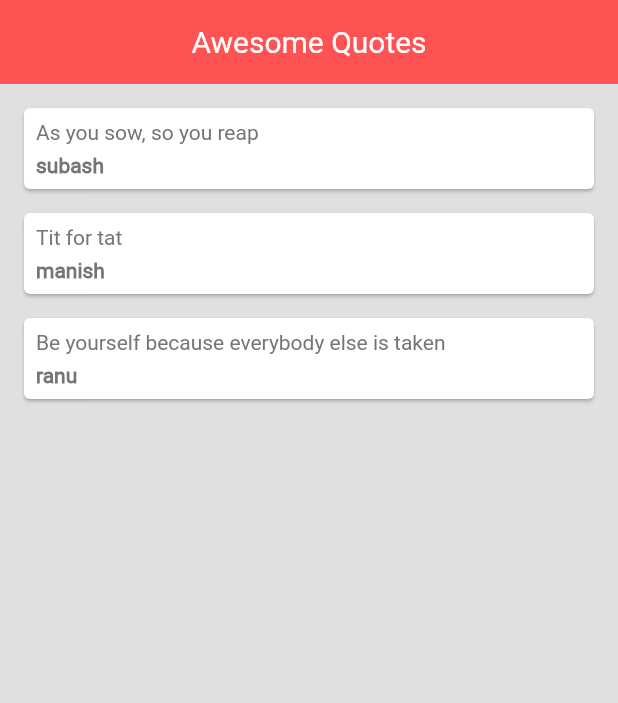
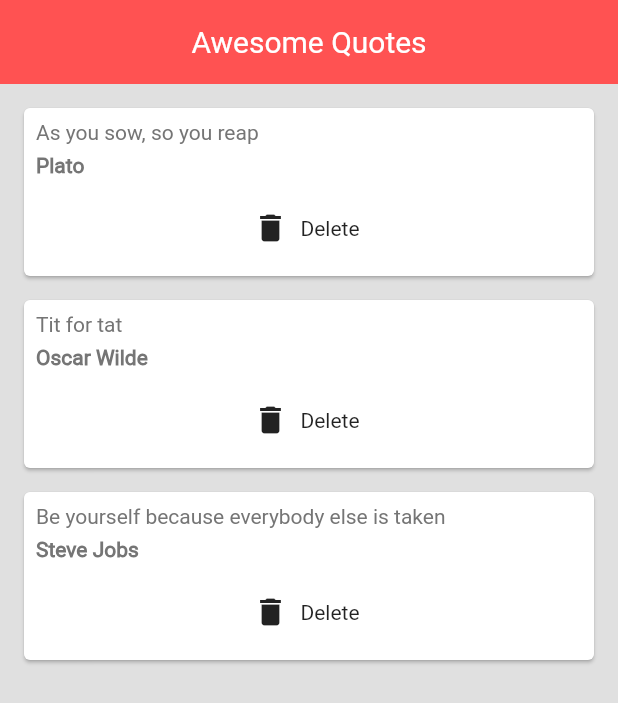
Before and after one commit to subashc069/flutter-training, a Flutter app: the screen it shows after launch, on a phone screen of 412 x 824 dp. Shown: the top 703 px of the screen. Run offline on Flutter 3.47's test engine with Material 2 defaults, Android fonts, the phone set to English and light mode, and no system bars.

Commit message:
functions as parameters

```diff
--- a/lib/main.dart
+++ b/lib/main.dart
@@ -14,9 +14,9 @@ class QuoteList extends StatefulWidget {
 class _QuoteListState extends State<QuoteList> {
 
   List<Quote> quotes = [
-    Quote(author: 'subash', text: 'As you sow, so you reap'),
-    Quote(author: 'manish', text: 'Tit for tat'),
-    Quote(author: 'ranu', text: 'Be yourself because everybody else is taken'),
+    Quote(author: 'Plato', text: 'As you sow, so you reap'),
+    Quote(author: 'Oscar Wilde', text: 'Tit for tat'),
+    Quote(author: 'Steve Jobs', text: 'Be yourself because everybody else is taken'),
   ];
 
   @override
@@ -30,7 +30,14 @@ class _QuoteListState extends State<QuoteList> {
         elevation: 0,
       ),
       body: Column(
-        children: quotes.map((quote) => QuoteCard(quote: quote)).toList(),
+        children: quotes.map((quote) => QuoteCard(
+          quote: quote,
+          delete: (){
+            setState(() {
+              quotes.remove(quote);
+            });
+          }
+          )).toList(),
       ),
     );
   }
@@ -38,7 +45,8 @@ class _QuoteListState extends State<QuoteList> {
 
 class QuoteCard extends StatelessWidget {
   final Quote quote;
-  QuoteCard({this.quote});
+  final Function delete;
+  QuoteCard({this.quote, this.delete});
 
   @override
   Widget build(BuildContext context) {
@@ -63,6 +71,11 @@ class QuoteCard extends StatelessWidget {
                 fontWeight: FontWeight.bold
               ),
             ),
+            SizedBox(height: 10.0),
+            FlatButton.icon(
+              onPressed: delete,
+              icon: Icon(Icons.delete),
+              label: Text('Delete'))
           ],
         ),
       ),
```
